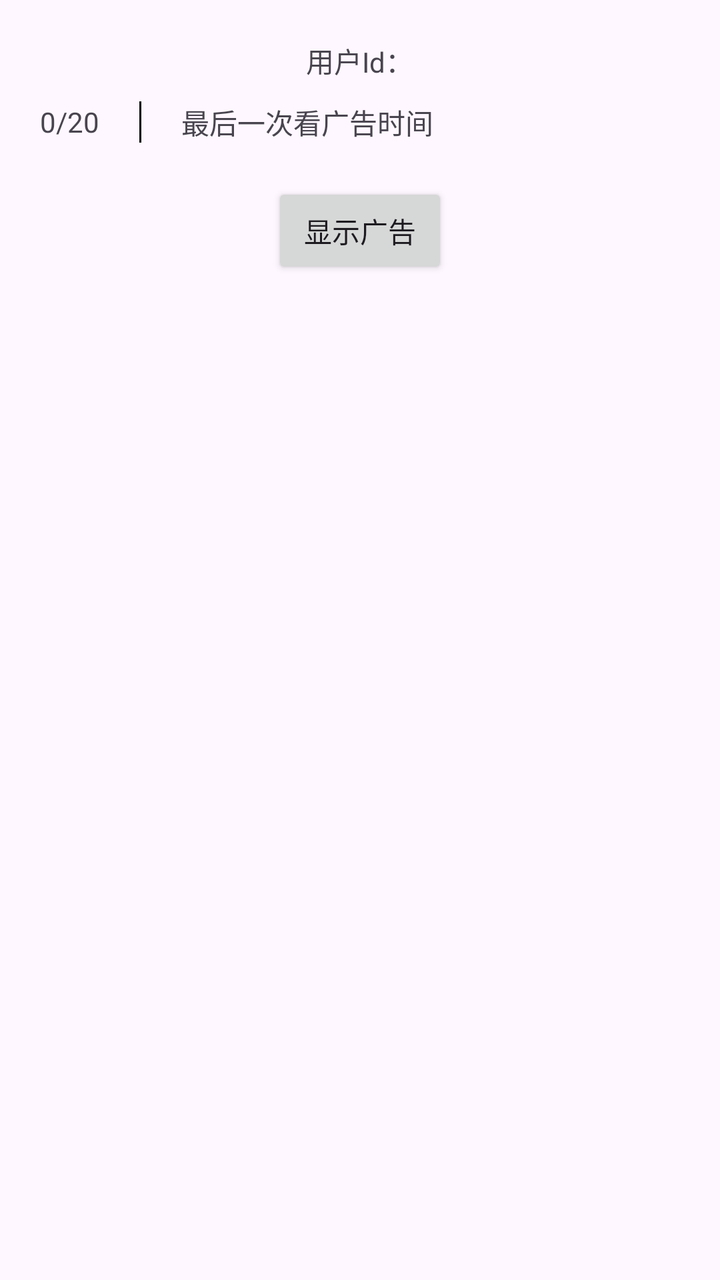
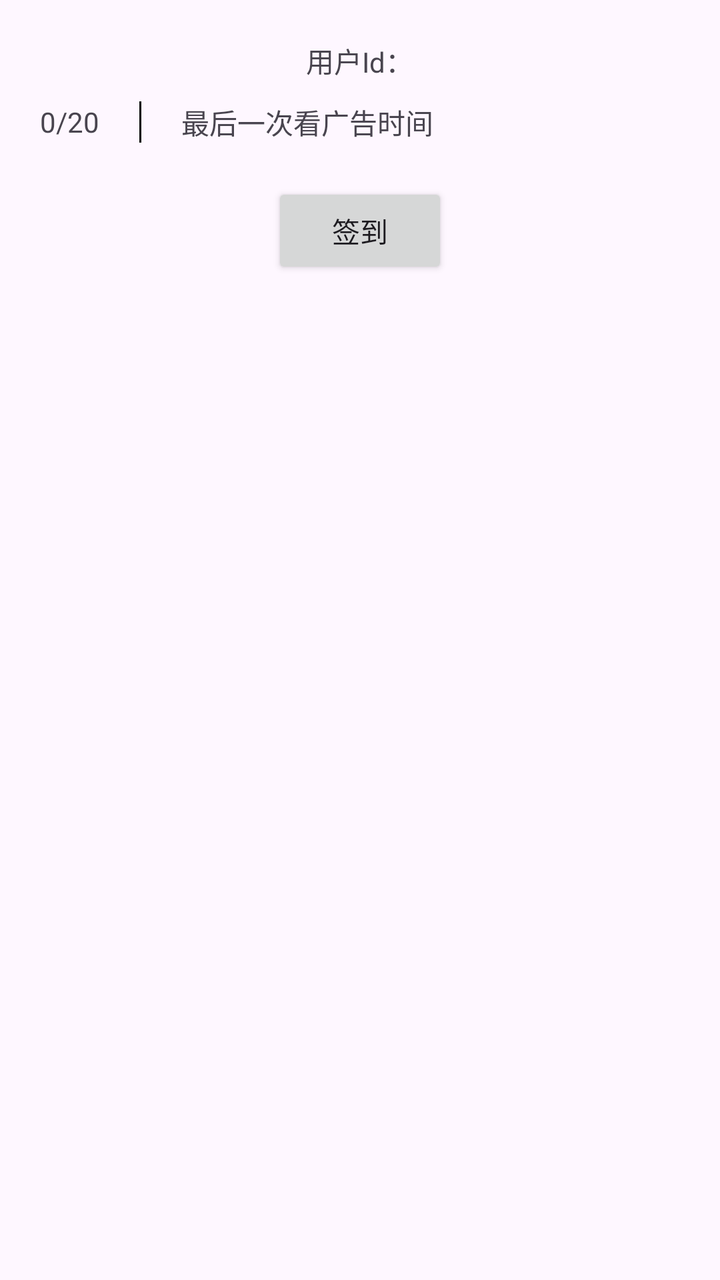

Before-and-after screenshots of an Android layout around one commit, followed by the original layout XML and the change that was made.
<!-- AndroidManifest.xml: application theme Theme.MiqiPlay -->
<!-- res/layout/activity_main.xml -->
<?xml version="1.0" encoding="utf-8"?>
<LinearLayout xmlns:android="http://schemas.android.com/apk/res/android"
    xmlns:app="http://schemas.android.com/apk/res-auto"
    xmlns:tools="http://schemas.android.com/tools"
    android:layout_width="match_parent"
    android:layout_height="match_parent"
    android:gravity="center_horizontal"
    android:orientation="vertical"
    android:padding="20dp"
    tools:context=".MainActivity">

    
    <TextView
        android:id="@+id/tv_user_id"
        android:layout_width="wrap_content"
        android:layout_height="wrap_content"
        android:layout_marginBottom="10dp"
        android:text="用户Id：" />

    <LinearLayout
        android:layout_width="match_parent"
        android:layout_height="wrap_content"
        android:gravity="center_vertical"
        android:orientation="horizontal">

        <TextView
            android:id="@+id/tv_video_count"
            android:layout_width="wrap_content"
            android:layout_height="wrap_content"
            android:text="0/20"
            app:layout_constraintBottom_toBottomOf="parent"
            app:layout_constraintEnd_toEndOf="parent"
            app:layout_constraintStart_toStartOf="parent"
            app:layout_constraintTop_toTopOf="parent" />

        <View
            android:layout_width="1dp"
            android:layout_height="match_parent"
            android:layout_gravity="center_vertical"
            android:background="@color/black"
            android:layout_marginLeft="20dp"
            android:layout_marginRight="20dp"></View>


        
        <TextView
            android:id="@+id/tv_last_play_time"
            android:layout_width="wrap_content"
            android:layout_height="wrap_content"
            android:text="最后一次看广告时间"
            app:layout_constraintBottom_toBottomOf="parent"
            app:layout_constraintEnd_toEndOf="parent"
            app:layout_constraintHorizontal_bias="0.0"
            app:layout_constraintStart_toStartOf="parent"
            app:layout_constraintTop_toTopOf="parent" />
    </LinearLayout>


    
    <Button
        android:id="@+id/btn_stimulate_video"
        android:layout_width="wrap_content"
        android:layout_height="wrap_content"
        android:layout_marginTop="20dp"
        android:onClick="showStimulateVideo"
        android:text="显示广告" />

</LinearLayout>
<!-- resources referenced by this layout -->
<resources>
  <color name="black">#FF000000</color>
  <style name="Theme.MiqiPlay" parent="Base.Theme.MiqiPlay" />
  <style name="Base.Theme.MiqiPlay" parent="Theme.Material3.DayNight.NoActionBar">
          
          
      </style>
</resources>

<!-- the commit's change to res/layout/activity_main.xml (unified diff, before → after) -->
@@ -63,6 +63,6 @@
         android:layout_height="wrap_content"
         android:layout_marginTop="20dp"
         android:onClick="showStimulateVideo"
-        android:text="显示广告" />
+        android:text="签到" />
 
 </LinearLayout>
